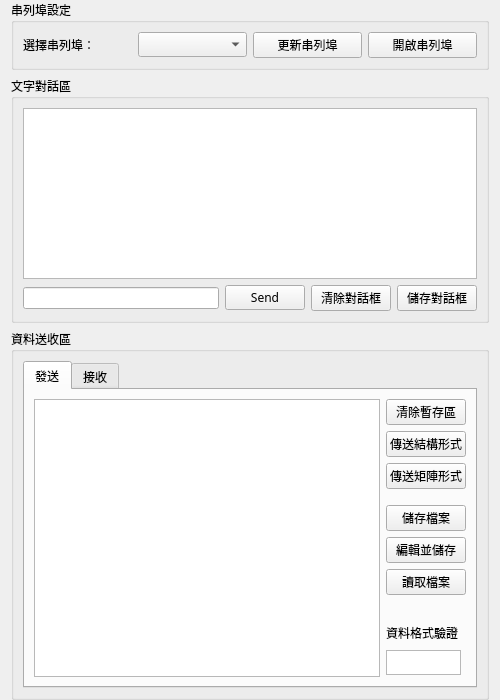
The window that ui/hmi.ui (mickey9910326/ASA_HMI_Data_Agent) describes before a commit, drawn with Qt 5.
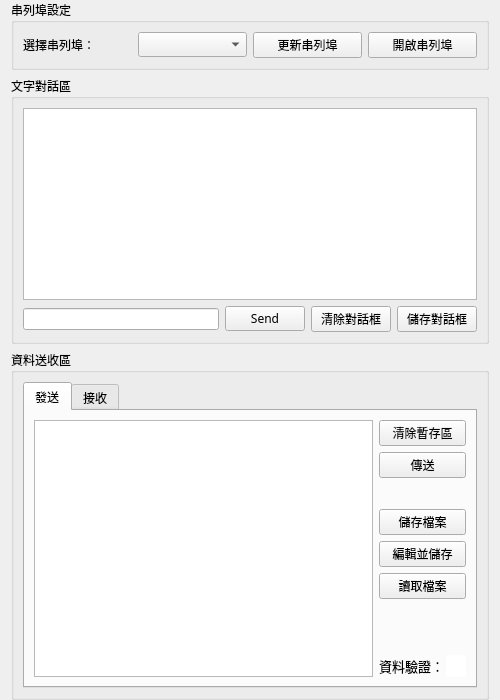
The same window after the commit. The open tabs and pages were chosen to show the change.

```diff
--- a/ui/hmi.ui
+++ b/ui/hmi.ui
@@ -100,7 +100,7 @@
    <item>
     <widget class="QGroupBox" name="groupBox_Terminal">
      <property name="sizePolicy">
-      <sizepolicy hsizetype="Preferred" vsizetype="Expanding">
+      <sizepolicy hsizetype="Preferred" vsizetype="Minimum">
        <horstretch>0</horstretch>
        <verstretch>0</verstretch>
       </sizepolicy>
@@ -153,6 +153,9 @@
       </item>
       <item>
        <layout class="QHBoxLayout" name="horizontalLayout">
+        <property name="sizeConstraint">
+         <enum>QLayout::SetFixedSize</enum>
+        </property>
         <item>
          <widget class="QLineEdit" name="text_lineEditToBeSend">
           <property name="enabled">
@@ -245,6 +248,12 @@
            <layout class="QVBoxLayout" name="verticalLayout_5">
             <item>
              <widget class="QPushButton" name="send_btnClear">
+              <property name="minimumSize">
+               <size>
+                <width>87</width>
+                <height>0</height>
+               </size>
+              </property>
               <property name="text">
                <string>清除暫存區</string>
               </property>
@@ -253,14 +262,7 @@
             <item>
              <widget class="QPushButton" name="send_btnSendStruct">
               <property name="text">
-               <string>傳送結構形式</string>
-              </property>
-             </widget>
-            </item>
-            <item>
-             <widget class="QPushButton" name="send_btnSendArray">
-              <property name="text">
-               <string>傳送矩陣形式</string>
+               <string>傳送</string>
               </property>
              </widget>
             </item>
@@ -270,7 +272,7 @@
                <enum>Qt::Vertical</enum>
               </property>
               <property name="sizeType">
-               <enum>QSizePolicy::Minimum</enum>
+               <enum>QSizePolicy::Expanding</enum>
               </property>
               <property name="sizeHint" stdset="0">
                <size>
@@ -307,61 +309,71 @@
                <enum>Qt::Vertical</enum>
               </property>
               <property name="sizeType">
-               <enum>QSizePolicy::Fixed</enum>
+               <enum>QSizePolicy::Expanding</enum>
               </property>
               <property name="sizeHint" stdset="0">
                <size>
                 <width>10</width>
-                <height>20</height>
+                <height>50</height>
                </size>
               </property>
              </spacer>
             </item>
             <item>
-             <widget class="QLabel" name="labelSendVerify">
+             <layout class="QHBoxLayout" name="horizontalLayout_6">
+              <property name="spacing">
+               <number>0</number>
+              </property>
+              <property name="sizeConstraint">
+               <enum>QLayout::SetMinimumSize</enum>
+              </property>
+              <item>
+               <widget class="QLabel" name="send_labelWarn">
               <property name="sizePolicy">
                <sizepolicy hsizetype="Preferred" vsizetype="Preferred">
                 <horstretch>0</horstretch>
                 <verstretch>0</verstretch>
                </sizepolicy>
               </property>
-              <property name="minimumSize">
-               <size>
-                <width>75</width>
-                <height>23</height>
-               </size>
-              </property>
-              <property name="maximumSize">
-               <size>
-                <width>75</width>
-                <height>23</height>
-               </size>
+                <property name="font">
+                 <font>
+                  <pointsize>10</pointsize>
+                 </font>
+                </property>
+                <property name="layoutDirection">
+                 <enum>Qt::LeftToRight</enum>
               </property>
               <property name="text">
-               <string>資料格式驗證</string>
+                 <string>資料驗證：</string>
+                </property>
+                <property name="alignment">
+                 <set>Qt::AlignLeading|Qt::AlignLeft|Qt::AlignVCenter</set>
               </property>
              </widget>
             </item>
             <item>
-             <widget class="QTextBrowser" name="send_textBrowserVerify">
+               <widget class="QGraphicsView" name="send_graphicWarn">
               <property name="sizePolicy">
-               <sizepolicy hsizetype="Minimum" vsizetype="Minimum">
+                 <sizepolicy hsizetype="Fixed" vsizetype="Fixed">
                 <horstretch>0</horstretch>
                 <verstretch>0</verstretch>
                </sizepolicy>
               </property>
-              <property name="minimumSize">
-               <size>
-                <width>75</width>
-                <height>25</height>
-               </size>
-              </property>
               <property name="maximumSize">
                <size>
-                <width>75</width>
-                <height>25</height>
-               </size>
-              </property>
+                  <width>20</width>
+                  <height>22</height>
+                 </size>
+                </property>
+                <property name="frameShape">
+                 <enum>QFrame::NoFrame</enum>
+                </property>
+                <property name="frameShadow">
+                 <enum>QFrame::Plain</enum>
+                </property>
+                <property name="lineWidth">
+                 <number>0</number>
+                </property>
               <property name="verticalScrollBarPolicy">
                <enum>Qt::ScrollBarAlwaysOff</enum>
               </property>
@@ -369,9 +381,11 @@
                <enum>Qt::ScrollBarAlwaysOff</enum>
               </property>
               <property name="sizeAdjustPolicy">
-               <enum>QAbstractScrollArea::AdjustToContentsOnFirstShow</enum>
-              </property>
-             </widget>
+                 <enum>QAbstractScrollArea::AdjustToContents</enum>
+                </property>
+               </widget>
+              </item>
+             </layout>
             </item>
            </layout>
           </item>
```
Left out of the diff: 14 changed lines with no effect on the pictures. Lines whose indentation alone changed are shown as unchanged.
